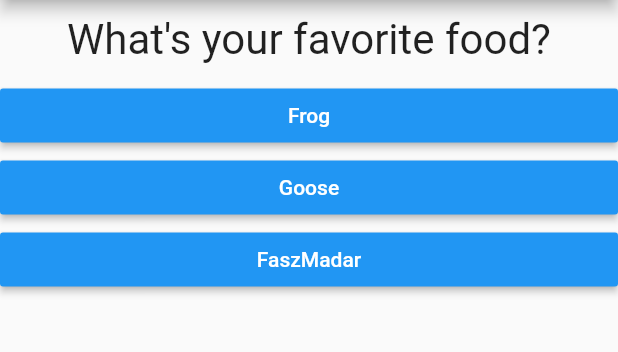
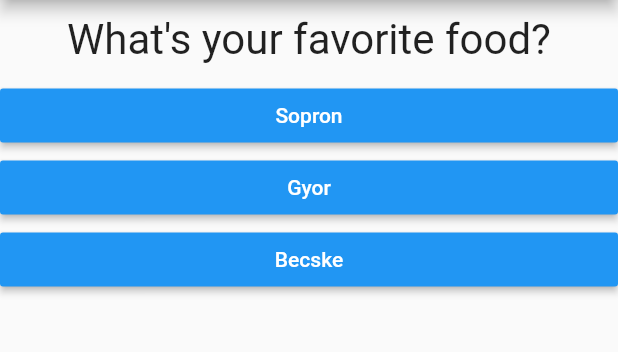
Before and after one commit to esztersajtos/Flutter-App, a Flutter app: the screen it shows after launch, after a tap on "Black", after a tap on "Goose", on a phone screen of 412 x 824 dp, the part 84-436 px from its top. Run offline on Flutter 3.47's test engine with Material 2 defaults, Android fonts, the phone set to English and light mode, and no system bars.

Commit message:
score added

```diff
--- a/first_app/lib/main.dart
+++ b/first_app/lib/main.dart
@@ -10,27 +10,42 @@ class MyApp extends StatefulWidget {
   State<StatefulWidget> createState() {
     //TODO:
     return _MyAppState();
-  }
+ }
 }
 
 class _MyAppState extends State<MyApp> {
   final _questions = const [
       {
         'questionText': 'What\'s your favorite color?',
-        'answers': ['Black', 'Blue', 'Green'],
+        'answers': [
+          {'text': 'Black', 'score': 1},
+          {'text': 'Blue', 'score': 2},
+          {'text': 'Green', 'score': 4},
+        ],
       },
       {
         'questionText': 'What\'s your favorite animal?',
-        'answers': ['Frog', 'Goose', 'FaszMadar'],
+        'answers': [
+          {'text': 'Frog', 'score': 7},
+          {'text': 'Goose', 'score': 5},
+          {'text': 'FaszMadar', 'score': 1},
+        ],
       },
       {
         'questionText': 'What\'s your favorite food?',
-        'answers': ['Frog', 'Goose', 'FaszMadar'],
+        'answers': [
+          {'text': 'Sopron', 'score': 7},
+          {'text': 'Gyor', 'score': 8},
+          {'text': 'Becske', 'score': 1},
+        ],
       },
     ];
   var _questionIndex = 0;
+  var _totalScore = 0;
 
-  void _answerQuestion() {
+  void _answerQuestion(int score) {
+
+    _totalScore += score;
 
     setState(() {
       _questionIndex = _questionIndex + 1;
@@ -57,7 +72,7 @@ class _MyAppState extends State<MyApp> {
             questionIndex: _questionIndex,
             questions: _questions,
           )
-        : Result(),
+        : Result(_totalScore),
       ),
     );
   }
--- a/first_app/lib/quiz.dart
+++ b/first_app/lib/quiz.dart
@@ -19,10 +19,10 @@ class Quiz extends StatelessWidget {
     return Column(
       children: [
         Question(
-          questions[questionIndex]['questionText'],
+          questions[questionIndex]['questionText']
         ),
-        ...(questions[questionIndex]['answers'] as List<String>).map((answer){
-          return Answer(answerQuestion, answer);
+        ...(questions[questionIndex]['answers'] as List<Map<String, Object>>).map((answer){
+          return Answer(() => answerQuestion(answer ['score']), answer['text']);
         }).toList()
       ],
     );
```
Also changed, not shown: first_app/lib/result.dart (+23 -1 lines), first_app/lib/answer.dart (indentation only).
